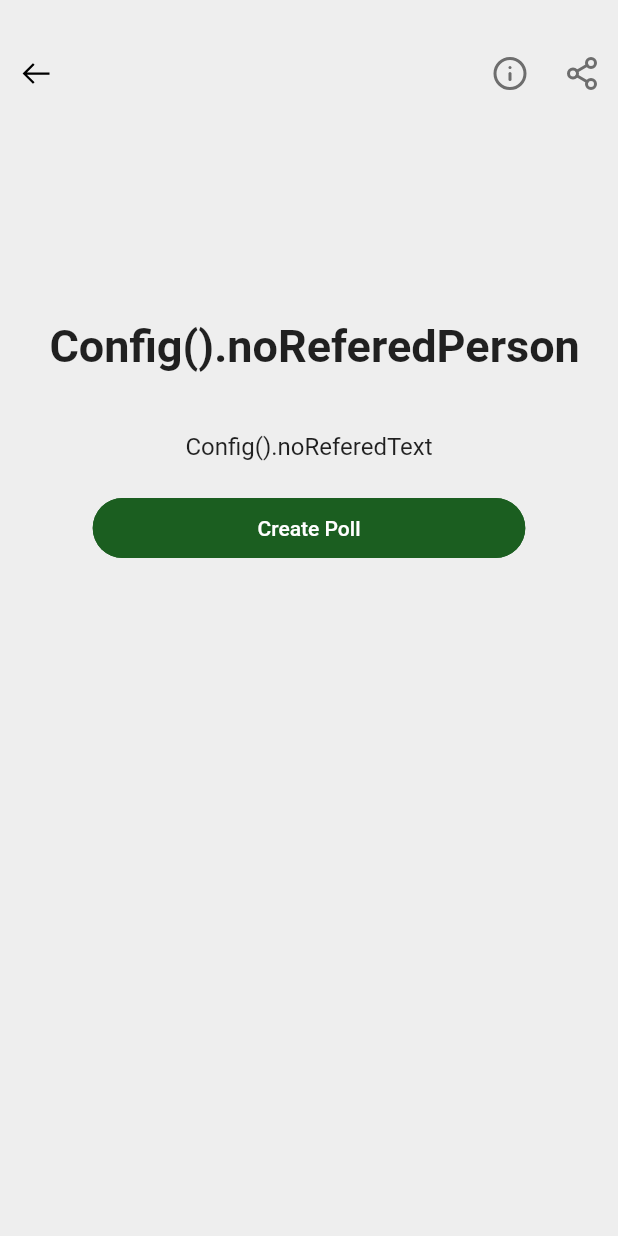
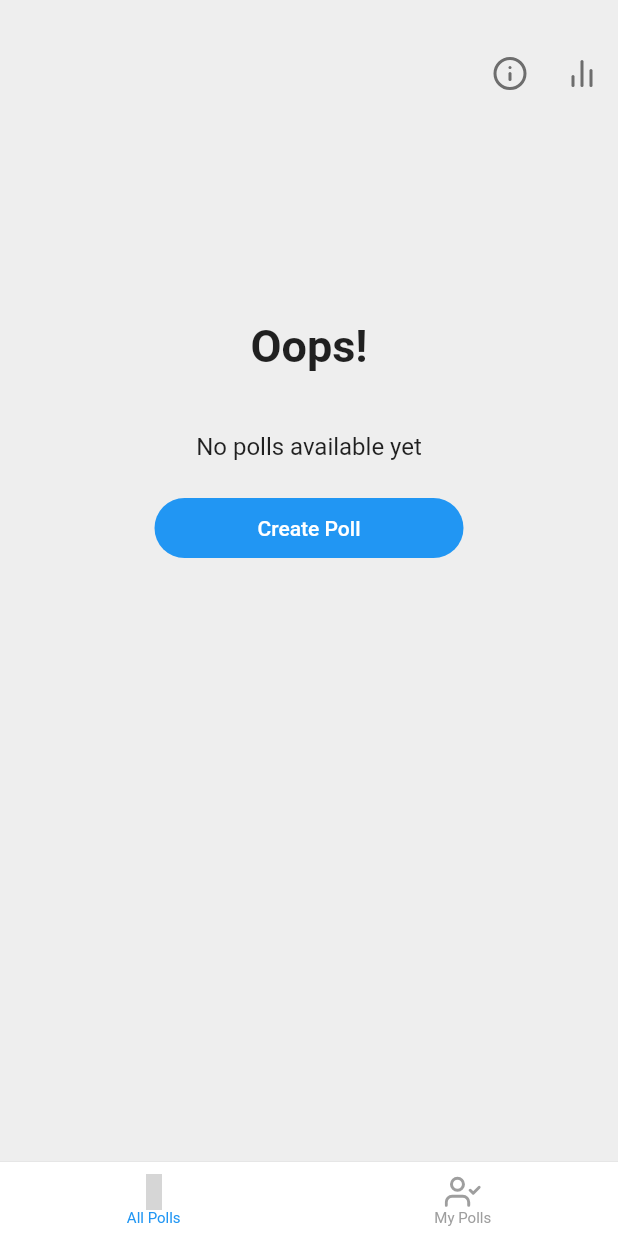
Before and after one commit to samuelezedi/flutter_voting_app, a Flutter app: the screen it shows after launch, after a tap on "Create Poll", on a phone screen of 412 x 824 dp. Run offline on Flutter 3.47's test engine with Material 2 defaults, Android fonts, the phone set to English and light mode, and no system bars; our stand-ins replace cloud_firestore, feather_icons_flutter, firebase_auth, fluttertoast, line_icons, shared_preferences; accounts and stored records are empty; grey boxes are pictures that could not be loaded.

Commit message:
some changes made

```diff
--- a/lib/main.dart
+++ b/lib/main.dart
@@ -1,5 +1,7 @@
 import 'package:flutter/material.dart';
 import 'package:voterx/screens/index.dart';
+
+bool isLoggedIn = false;
 
 void main() => runApp(MyApp());
 
@@ -11,7 +13,6 @@ class MyApp extends StatelessWidget {
       debugShowCheckedModeBanner: false,
       title: 'Voting App',
       theme: ThemeData(
-
         primarySwatch: Colors.blue,
       ),
       home: MyHomePage(title: 'Flutter Demo Home Page'),
--- a/lib/screens/index.dart
+++ b/lib/screens/index.dart
@@ -2,6 +2,7 @@ import 'package:cloud_firestore/cloud_firestore.dart';
 import 'package:feather_icons_flutter/feather_icons_flutter.dart';
 import 'package:flutter/material.dart';
 import 'package:line_icons/line_icons.dart';
+import 'package:voterx/screens/widgets/botton_nav.dart';
 
 class Index extends StatefulWidget {
   @override
@@ -19,6 +20,7 @@ class _IndexState extends State<Index> {
   @override
   Widget build(BuildContext context) {
     return Scaffold(
+      bottomNavigationBar: BottomNav(1).build(context),
         backgroundColor: Colors.grey[200],
         body: StreamBuilder(
             stream: getReferalStream(),
@@ -39,20 +41,10 @@ class _IndexState extends State<Index> {
                         height: 25,
                       ),
                       Row(
-                        mainAxisAlignment: MainAxisAlignment.spaceBetween,
+                        mainAxisAlignment: MainAxisAlignment.end,
                         children: <Widget>[
-                          IconButton(
-                            onPressed: () {
-                              Navigator.pop(context);
-                            },
-                            icon: Icon(
-                              LineIcons.arrow_left,
-                              color: Colors.black,
-                            ),
-                          ),
-                          Row(
-                            mainAxisAlignment: MainAxisAlignment.end,
-                            children: <Widget>[
+
+
                               IconButton(
                                 icon: Icon(FeatherIcons.info,color: Colors.black54,),
                                 onPressed: () {
@@ -60,14 +52,11 @@ class _IndexState extends State<Index> {
                                 },
                               ),
                               IconButton(
-                                icon: Icon(FeatherIcons.share2,color: Colors.black54,),
+                                icon: Icon(FeatherIcons.barChart2,color: Colors.black54,),
                                 onPressed: () {
 
                                 },
                               ),
-
-                            ],
-                          ),
 
                         ],
                       ),
@@ -77,7 +66,7 @@ class _IndexState extends State<Index> {
                       Padding(
                         padding: const EdgeInsets.all(20),
                         child: Text(
-                         " Config().noReferedPerson",
+                         "Oops!",
                           textAlign: TextAlign.center,
                           style: TextStyle(
                               fontSize: 30, fontWeight: FontWeight.bold),
@@ -86,7 +75,7 @@ class _IndexState extends State<Index> {
                       Padding(
                         padding: const EdgeInsets.all(20),
                         child: Text(
-                          "Config().noReferedText",
+                          "No polls available yet",
                           textAlign: TextAlign.center,
                           style: TextStyle(
                             fontSize: 16,
@@ -98,9 +87,8 @@ class _IndexState extends State<Index> {
                         height: 40,
                         decoration: BoxDecoration(
                           borderRadius: BorderRadius.circular(30),
-                          color: Colors.green[900],
                         ),
-                        width: MediaQuery.of(context).size.width * 0.70,
+                        width: MediaQuery.of(context).size.width * 0.50,
                         child: FlatButton(
                           shape: RoundedRectangleBorder(
                             borderRadius: BorderRadius.circular(30),
@@ -108,7 +96,7 @@ class _IndexState extends State<Index> {
                           onPressed: () {
 
                           },
-                          color: Colors.green[900],
+                          color: Colors.blue,
                           child: Text(
                             'Create Poll',
                             style: TextStyle(color: Colors.white),
--- a/lib/screens/widgets/botton_nav.dart
+++ b/lib/screens/widgets/botton_nav.dart
@@ -0,0 +1,67 @@
+
+import 'package:feather_icons_flutter/feather_icons_flutter.dart';
+import 'package:flutter/widgets.dart';
+import 'package:flutter/material.dart';
+import 'package:line_icons/line_icons.dart';
+
+class BottomNav {
+  int pos = 1;
+  Color homeColor = Colors.grey;
+  Color myPollsColor = Colors.grey;
+  BottomNav(this.pos){
+    if(this.pos == 1){
+      this.homeColor = Colors.blue;
+    }
+    if(this.pos == 2){
+      this.myPollsColor = Colors.blue;
+    }
+
+  }
+
+  build(context) {
+    return Container(
+      height: 50,
+      padding: EdgeInsets.only(top: 8, ),
+      decoration: BoxDecoration(
+          color: Colors.white,
+          border:
+          Border(top: BorderSide(width: 0.5, color: Colors.grey[300]))),
+      child: Row(
+        mainAxisAlignment: MainAxisAlignment.spaceAround,
+        children: <Widget>[
+          GestureDetector(
+            onTap: () {
+
+            },
+            child: Column(
+              children: <Widget>[
+                Icon(LineIcons.bar_chart, color: homeColor),
+                Text(
+                  'All Polls',
+                  style: TextStyle(fontSize: 10,color: homeColor),
+                )
+              ],
+            ),
+          ),
+          GestureDetector(
+            onTap: () {
+              if(this.pos!=2){
+
+              }
+            },
+            child: Column(
+              children: <Widget>[
+                Icon(FeatherIcons.userCheck, color: myPollsColor),
+                Text(
+                  'My Polls',
+                  style: TextStyle(fontSize: 10,color: myPollsColor),
+                )
+              ],
+            ),
+          ),
+
+        ],
+      ),
+    );
+  }
+}
--- a/pubspec.yaml
+++ b/pubspec.yaml
@@ -26,6 +26,9 @@ dependencies:
   cloud_firestore: ^0.13.5
   feather_icons_flutter: ^4.7.4
   line_icons: ^0.2.0
+  fluttertoast: any
+  firebase_auth: ^0.16.0
+  shared_preferences: any
 
 dev_dependencies:
   flutter_test:
```
Also changed, not shown: lib/screens/auth/login.dart (added, +195 -0 lines), lib/services/bloc.dart (+149 -0 lines), lib/services/methods.dart (+30 -0 lines), lib/utility/flash.dart (added, +52 -0 lines), lib/screens/auth/forgot.dart (added), lib/screens/auth/register.dart (added), lib/screens/create_polls.dart (added), pubspec.lock.
